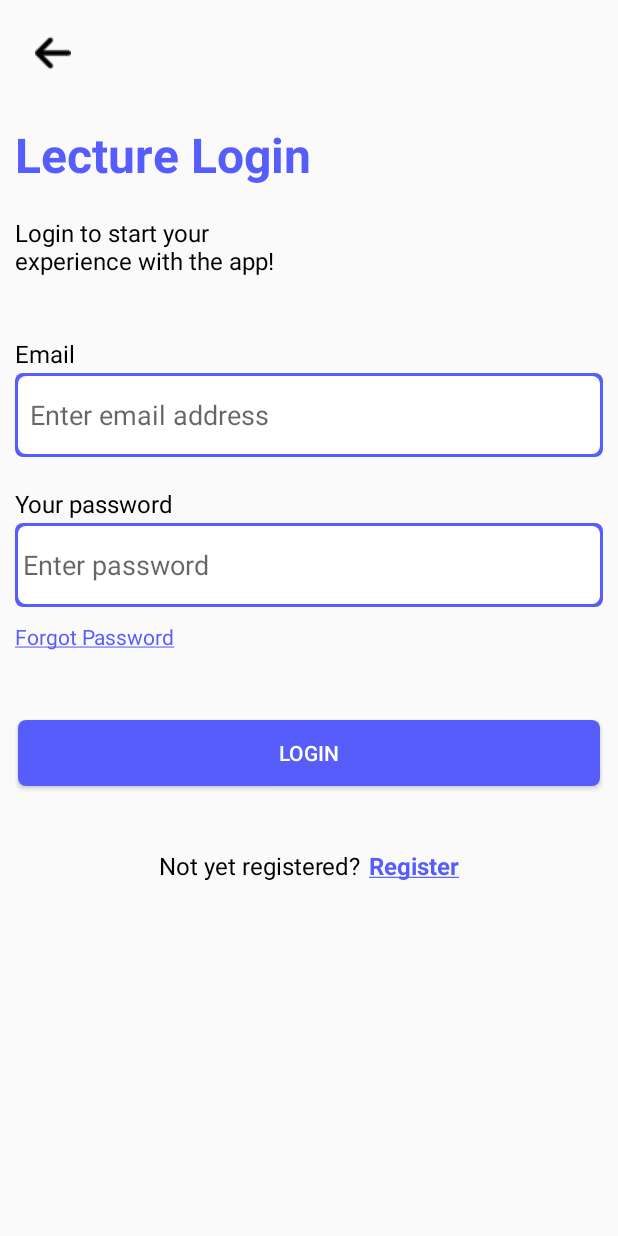
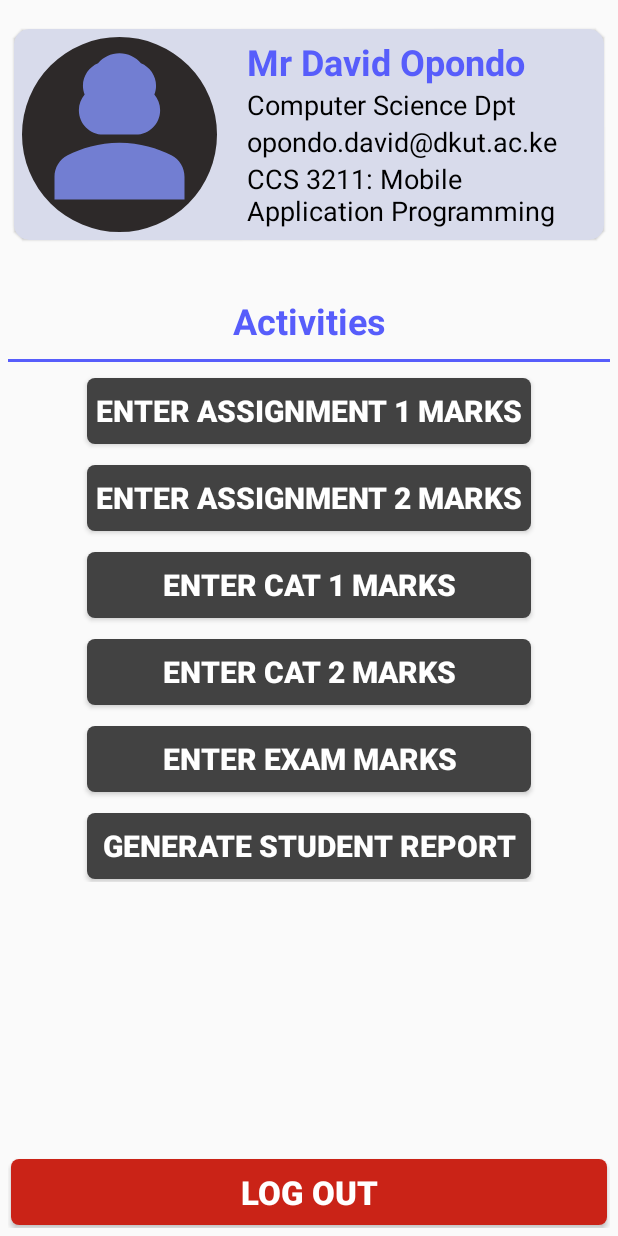
Before and after one commit to SimbaDevs/Mtahini, an Android app: the screen it shows after launch (LecturerLogin before the commit, LecturerLanding after it), after a tap on "CONTINUE AS LECTURER", on a phone screen of 412 x 824 dp. Run offline under Robolectric (Android 15) with nearby library versions, the phone set to English and light mode, and no system bars.

Commit message:
feat: LecturerLanding page complete

```diff
--- a/app/src/main/AndroidManifest.xml
+++ b/app/src/main/AndroidManifest.xml
@@ -12,6 +12,9 @@
         android:supportsRtl="true"
         android:theme="@style/Theme.Mtahini"
         tools:targetApi="31">
+        <activity
+            android:name=".LecturerLanding"
+            android:exported="false" />
         <activity
             android:name=".RegisterCourse"
             android:exported="false" />
--- /dev/null
+++ b/app/src/main/java/com/symon/mtahini/LecturerLanding.java
@@ -0,0 +1,14 @@
+package com.symon.mtahini;
+
+import androidx.appcompat.app.AppCompatActivity;
+
+import android.os.Bundle;
+
+public class LecturerLanding extends AppCompatActivity {
+
+    @Override
+    protected void onCreate(Bundle savedInstanceState) {
+        super.onCreate(savedInstanceState);
+        setContentView(R.layout.activity_lecturer_landing);
+    }
+}
--- a/app/src/main/java/com/symon/mtahini/MainActivity.java
+++ b/app/src/main/java/com/symon/mtahini/MainActivity.java
@@ -32,7 +32,7 @@ public class MainActivity extends AppCompatActivity {
         );
 
         lecturerLoginButton.setOnClickListener(
-                v -> {appNavigation.moveTo(LecturerLogin.class);}
+                v -> {appNavigation.moveTo(LecturerLanding.class);}
         );
 
     }
--- a/app/src/main/java/com/symon/mtahini/StudentRegistration.java
+++ b/app/src/main/java/com/symon/mtahini/StudentRegistration.java
@@ -11,27 +11,24 @@ import android.widget.ImageButton;
 import android.widget.TextView;
 import android.widget.Toast;
 
+import com.google.android.material.textfield.TextInputEditText;
 import com.google.firebase.auth.FirebaseAuth;
 import com.google.firebase.auth.FirebaseUser;
-import com.google.firebase.database.DatabaseReference;
-import com.google.firebase.database.FirebaseDatabase;
 
 import java.util.Objects;
-import java.util.regex.Pattern;
 
 
 public class StudentRegistration extends AppCompatActivity {
 
-    EditText name_input, email_input,reg_number_input, password_input, confirm_password_input;
+    EditText name_input, email_input,reg_number_input;
+    TextInputEditText password_input, confirm_password_input;
+    Navigation appNavigation = new Navigation(this,StudentRegistration.this);
     ImageButton imageButton;
     Button register_button;
     TextView loginTextView;
-    Navigation appNavigation;
     String name, email, regNumber, password, confirm_password;
-    String regexPattern = "^(?=.*?[A-Z])(?=.*?[a-z])(?=.*?[0-9])(?=.*?[#?!@$%^&*-]).{8,}$";
+//    String regexPattern = "^(?=.*?[A-Z])(?=.*?[a-z])(?=.*?[0-9])(?=.*?[#?!@$%^&*-]).{8,}$";
 
-    FirebaseDatabase database;
-    DatabaseReference reference;
     protected FirebaseAuth mAuth;
 
     @Override
@@ -46,9 +43,9 @@ public class StudentRegistration extends AppCompatActivity {
 
     @Override
     protected void onCreate(Bundle savedInstanceState) {
+
         super.onCreate(savedInstanceState);
         setContentView(R.layout.activity_student_registration);
-        appNavigation = new Navigation(this,StudentRegistration.this);
 
         mAuth = FirebaseAuth.getInstance();
 
@@ -81,7 +78,7 @@ public class StudentRegistration extends AppCompatActivity {
                 confirm_password_input.setBackgroundResource(R.drawable.alert_bg);
             }
 
-            boolean isStrong = Pattern.matches(regexPattern, password);
+//            boolean isStrong = Pattern.matches(regexPattern, password);
 /*
             if (!(isStrong)){
                 password_input.setError("Password is not strong enough!");
@@ -95,6 +92,8 @@ public class StudentRegistration extends AppCompatActivity {
                     .addOnCompleteListener(this, task -> {
                         if (task.isSuccessful()){
                             FirebaseUser user = mAuth.getCurrentUser();
+                            assert user != null;
+                            user.getUid();
                             appNavigation.moveToHomeActivity();
 
                         } else {
--- /dev/null
+++ b/app/src/main/res/drawable/dark_card_background.xml
@@ -0,0 +1,9 @@
+<?xml version="1.0" encoding="utf-8"?>
+<layer-list xmlns:android="http://schemas.android.com/apk/res/android">
+    <item android:right="2dp" android:left="2dp" android:top="2dp" android:bottom="2dp">
+        <shape android:shape="rectangle">
+            <solid android:color="@color/cardview_dark_background" /> <!-- Border color (black) -->
+            <corners android:radius="5dp" /> <!-- Border radius in dp -->
+        </shape>
+    </item>
+</layer-list>
--- /dev/null
+++ b/app/src/main/res/layout/activity_lecturer_landing.xml
@@ -0,0 +1,208 @@
+<?xml version="1.0" encoding="utf-8"?>
+<androidx.constraintlayout.widget.ConstraintLayout xmlns:android="http://schemas.android.com/apk/res/android"
+    xmlns:app="http://schemas.android.com/apk/res-auto"
+    xmlns:tools="http://schemas.android.com/tools"
+    android:layout_width="match_parent"
+    android:layout_height="match_parent"
+    android:layout_gravity="center"
+    android:layout_margin="5dp"
+    tools:context=".LecturerLanding">
+
+    <androidx.cardview.widget.CardView
+        android:id="@+id/lecturer_card"
+        android:layout_width="match_parent"
+        android:layout_height="wrap_content"
+        app:cardBackgroundColor="#D8DBEB"
+        app:cardCornerRadius="10dp"
+        app:cardElevation="1dp"
+        app:cardMaxElevation="1dp"
+        app:cardPreventCornerOverlap="true"
+        app:cardUseCompatPadding="true"
+        app:layout_constraintBottom_toTopOf="@id/activity_text"
+        app:layout_constraintEnd_toEndOf="parent"
+        app:layout_constraintHorizontal_bias="0.0"
+        app:layout_constraintStart_toStartOf="parent"
+        app:layout_constraintTop_toTopOf="parent">
+
+        <LinearLayout
+            android:layout_width="match_parent"
+            android:layout_height="match_parent"
+            android:layout_margin="5dp"
+            android:orientation="horizontal">
+
+            <com.google.android.material.imageview.ShapeableImageView
+                android:layout_width="130dp"
+                android:layout_height="130dp"
+                android:background="#2D2929"
+                android:src="@drawable/baseline_person_3_24"
+                app:shapeAppearanceOverlay="@style/circular" />
+
+            <View
+                android:layout_width="20dp"
+                android:layout_height="match_parent" />
+
+            <LinearLayout
+                android:layout_width="wrap_content"
+                android:layout_height="match_parent"
+                android:orientation="vertical">
+
+                <TextView
+                    android:id="@+id/lecturer_name"
+                    android:layout_width="wrap_content"
+                    android:layout_height="wrap_content"
+                    android:text="@string/dummy_lec_name"
+                    android:textColor="@color/light_blue"
+                    android:textSize="24sp"
+                    android:textStyle="bold" />
+
+                <TextView
+                    android:layout_width="wrap_content"
+                    android:layout_height="wrap_content"
+                    android:text="@string/dummy_dept"
+                    android:textColor="@color/black"
+                    android:textSize="18sp"
+                    android:textStyle="normal" />
+
+                <TextView
+                    android:id="@+id/lec_email"
+                    android:layout_width="wrap_content"
+                    android:layout_height="wrap_content"
+                    android:text="@string/dummy_lec_email"
+                    android:textColor="@color/black"
+                    android:textSize="18sp" />
+
+                <TextView
+                    android:layout_width="wrap_content"
+                    android:layout_height="wrap_content"
+                    android:text="@string/dummy_lec_unit"
+                    android:textColor="@color/black"
+                    android:textSize="18sp" />
+            </LinearLayout>
+        </LinearLayout>
+    </androidx.cardview.widget.CardView>
+
+    <TextView
+        android:id="@+id/activity_text"
+        android:layout_width="match_parent"
+        android:layout_height="wrap_content"
+        android:layout_marginTop="24dp"
+        android:gravity="center"
+        android:text="@string/activity"
+        android:textStyle="bold"
+        android:textColor="@color/light_blue"
+        android:textSize="24sp"
+        app:layout_constraintEnd_toEndOf="parent"
+        app:layout_constraintHorizontal_bias="0.0"
+        app:layout_constraintStart_toStartOf="parent"
+        app:layout_constraintBottom_toTopOf="@+id/line"
+        app:layout_constraintTop_toBottomOf="@id/lecturer_card" />
+    <View
+        android:id="@+id/line"
+        android:layout_width="match_parent"
+        android:layout_height="2dp"
+        android:background="@color/light_blue"
+        app:layout_constraintTop_toBottomOf="@id/activity_text"
+        app:layout_constraintStart_toStartOf="parent"
+        app:layout_constraintEnd_toEndOf="parent"
+        app:layout_constraintBottom_toTopOf="@id/activity_buttons"
+        />
+    <LinearLayout
+        android:id="@+id/activity_buttons"
+        android:layout_width="match_parent"
+        android:layout_height="wrap_content"
+        android:layout_marginTop="20dp"
+        android:gravity="center"
+        android:orientation="vertical"
+        app:layout_constraintBottom_toTopOf="@+id/linearLayout"
+        app:layout_constraintEnd_toEndOf="parent"
+        app:layout_constraintHorizontal_bias="1.0"
+        app:layout_constraintStart_toStartOf="parent"
+        app:layout_constraintTop_toBottomOf="@id/activity_text"
+        app:layout_constraintVertical_bias="0.0">
+        <Button
+            android:id="@+id/lec_assignment_1_button"
+            android:layout_width="300dp"
+            android:layout_height="wrap_content"
+            android:background="@drawable/dark_card_background"
+            android:text="@string/enter_assign_1_marks"
+            android:textColor="@color/white"
+            android:textSize="20sp"
+            android:textStyle="bold" />
+        <Button
+            android:id="@+id/lec_assignment_2_button"
+            android:layout_width="300dp"
+            android:layout_height="wrap_content"
+            android:layout_marginTop="10dp"
+            android:background="@drawable/dark_card_background"
+            android:text="@string/enter_assign_2_marks"
+            android:textColor="@color/white"
+            android:textSize="20sp"
+            android:textStyle="bold" />
+
+        <Button
+            android:id="@+id/lec_cat_1_button"
+            android:layout_width="300dp"
+            android:layout_height="wrap_content"
+            android:layout_marginTop="10dp"
+            android:background="@drawable/dark_card_background"
+            android:text="@string/enter_cat_1_marks"
+            android:textColor="@color/white"
+            android:textSize="20sp"
+            android:textStyle="bold" />
+
+        <Button
+            android:id="@+id/lec_cat_2_button"
+            android:layout_width="300dp"
+            android:layout_height="wrap_content"
+            android:layout_marginTop="10dp"
+            android:background="@drawable/dark_card_background"
+            android:text="@string/enter_cat_2_marks"
+            android:textColor="@color/white"
+            android:textSize="20sp"
+            android:textStyle="bold" />
+
+        <Button
+            android:id="@+id/lec_exam_button"
+            android:layout_width="300dp"
+            android:layout_height="wrap_content"
+            android:layout_marginTop="10dp"
+            android:background="@drawable/dark_card_background"
+            android:text="@string/enter_exam_marks"
+            android:textColor="@color/white"
+            android:textSize="20sp"
+            android:textStyle="bold" />
+
+        <Button
+            android:id="@+id/lec_report_button"
+            android:layout_width="300dp"
+            android:layout_height="wrap_content"
+            android:layout_marginTop="10dp"
+            android:background="@drawable/dark_card_background"
+            android:text="@string/generate__std_report"
+            android:textColor="@color/white"
+            android:textSize="20sp"
+            android:textStyle="bold" />
+    </LinearLayout>
+
+    <LinearLayout
+        android:id="@+id/linearLayout"
+        android:layout_width="match_parent"
+        android:layout_height="wrap_content"
+        app:layout_constraintBottom_toBottomOf="parent"
+        app:layout_constraintEnd_toEndOf="parent"
+        app:layout_constraintStart_toStartOf="parent">
+
+        <Button
+            android:id="@+id/log_out_button"
+            android:layout_width="0dp"
+            android:layout_height="wrap_content"
+            android:layout_weight="1"
+            android:background="@drawable/red_bg_button"
+            android:text="Log out"
+            android:textColor="@color/white"
+            android:textSize="22sp"
+            android:textStyle="bold" />
+
+    </LinearLayout>
+
+</androidx.constraintlayout.widget.ConstraintLayout>
--- a/app/src/main/res/layout/activity_student_home_page.xml
+++ b/app/src/main/res/layout/activity_student_home_page.xml
@@ -568,22 +568,38 @@
 
         </ScrollView>
     </androidx.constraintlayout.widget.ConstraintLayout>
-
-    <Button
-        android:id="@+id/register_new_courses"
-        android:layout_width="wrap_content"
+    <LinearLayout
+        android:layout_width="match_parent"
         android:layout_height="wrap_content"
-        android:background="@drawable/blue_background_button"
-        android:text="@string/register_new_course"
-        android:paddingStart="10dp"
-        android:paddingEnd="10dp"
-        android:textColor="@color/white"
-        android:textSize="24sp"
-        android:textStyle="bold"
         app:layout_constraintBottom_toBottomOf="parent"
         app:layout_constraintEnd_toEndOf="parent"
         app:layout_constraintStart_toStartOf="parent"
-        app:layout_constraintTop_toBottomOf="@+id/constraintLayout"
-        app:layout_constraintVertical_bias="0.777" />
+        app:layout_constraintVertical_bias="0.777"
+        app:layout_constraintTop_toBottomOf="@+id/constraintLayout">
+        <Button
+            android:layout_width="0dp"
+            android:layout_height="wrap_content"
+            android:layout_weight="1"
+            android:text="Log out"
+            android:textColor="@color/white"
+            android:textStyle="bold"
+            android:textSize="24sp"
+            android:background="@drawable/red_bg_button"/>
+        <Button
+            android:id="@+id/register_new_courses"
+            android:layout_width="0dp"
+            android:layout_height="wrap_content"
+            android:layout_weight="1"
+            android:background="@drawable/blue_background_button"
+            android:text="@string/register_new_course"
+            android:paddingStart="10dp"
+            android:paddingEnd="10dp"
+            android:textColor="@color/white"
+            android:textSize="24sp"
+            android:textStyle="bold" />
+    </LinearLayout>
+
+
+
 
 </androidx.constraintlayout.widget.ConstraintLayout>
--- a/app/src/main/res/layout/activity_student_registration.xml
+++ b/app/src/main/res/layout/activity_student_registration.xml
@@ -2,7 +2,7 @@
 <LinearLayout xmlns:android="http://schemas.android.com/apk/res/android"
     xmlns:app="http://schemas.android.com/apk/res-auto"
     xmlns:tools="http://schemas.android.com/tools"
-    android:layout_width="350dp"
+    android:layout_width="match_parent"
     android:layout_height="match_parent"
     android:orientation="vertical"
     android:layout_margin="5dp"
@@ -94,20 +94,22 @@
         android:textSize="16sp"
         android:textColor="@color/black"/>
     <com.google.android.material.textfield.TextInputLayout
-        android:id="@+id/password_edit_text"
         android:layout_width="match_parent"
         android:layout_height="70dp"
         app:passwordToggleEnabled="true"
         tools:ignore="RtlSymmetry">
+
         <com.google.android.material.textfield.TextInputEditText
+            android:id="@+id/password_edit_text"
             android:layout_width="match_parent"
             android:layout_height="56dp"
+            android:layout_marginTop="2dp"
+            android:autofillHints="password"
+            android:background="@drawable/input_border"
             android:hint="@string/enter_password"
-            android:layout_marginTop="2dp"
+            android:inputType="textPassword"
             android:paddingStart="5dp"
-            android:background="@drawable/input_border"
-            android:inputType="textPassword"
-            android:autofillHints="password"/>
+            tools:ignore="DuplicateSpeakableTextCheck" />
 
     </com.google.android.material.textfield.TextInputLayout>
     <TextView
@@ -118,12 +120,12 @@
         android:textSize="16sp"
         android:textColor="@color/black"/>
     <com.google.android.material.textfield.TextInputLayout
-        android:id="@+id/confirm_password_edit_text"
         android:layout_width="match_parent"
         android:layout_height="70dp"
         app:passwordToggleEnabled="true"
         tools:ignore="RtlSymmetry">
         <com.google.android.material.textfield.TextInputEditText
+            android:id="@+id/confirm_password_edit_text"
             android:layout_width="match_parent"
             android:layout_height="56dp"
             android:hint="@string/enter_password"
--- a/app/src/main/res/values/colors.xml
+++ b/app/src/main/res/values/colors.xml
@@ -4,4 +4,5 @@
     <color name="white">#FFFFFFFF</color>
     <color name="light_blue">#575DFB</color>
     <color name="green">#31D638</color>
+    <color name="car_btn_color">#222929</color>
 </resources>
--- a/app/src/main/res/values/strings.xml
+++ b/app/src/main/res/values/strings.xml
@@ -36,7 +36,7 @@
     <string name="student_accounts">View student accounts</string>
     <string name="enter_Reg">Enter Registration Number</string>
     <string name="reg_number">Registration number</string>
-    <string name="dummy_email">doe.john21@dkut.ac.ke</string>
+    <string name="dummy_email">doe.john21@students.dkut.ac.ke</string>
     <string name="dummy_registration">C026–01–1234/2021</string>
     <string name="dummy_course">Bsc Computer Science</string>
     <string name="dummy_number">10</string>
@@ -44,7 +44,7 @@
     <string name="dummy_cardview_course">CCS 3211: Mobile Application Programming</string>
     <string name="dummy_teacher_name">Mr Opondo</string>
     <string name="dummy_student_name">Student Name</string>
-    <string name="register_new_course">Register New Course</string>
+    <string name="register_new_course">New Course</string>
     <string name="registered_courses">Registered Courses</string>
     <string name="mobile_application_programming">Mobile Application Programming</string>
     <string name="save">save</string>
@@ -68,4 +68,16 @@
     <string name="research_save_toggle_switch_description">Research Methodology toggle switch</string>
     <string name="compiler_save_toggle_switch_description">Compiler Construction toggle switch</string>
     <string name="cancel">Cancel</string>
+    <string name="dummy_lec_name">Mr David Opondo</string>
+    <string name="dummy_dept">Computer Science Dpt</string>
+    <string name="dummy_lec_email">opondo.david@dkut.ac.ke</string>
+    <string name="lec_unit">Unit:</string>
+    <string name="dummy_lec_unit">CCS 3211: Mobile Application Programming</string>
+    <string name="enter_cat_1_marks">Enter CAT 1 Marks</string>
+    <string name="enter_cat_2_marks">Enter CAT 2 Marks</string>
+    <string name="enter_exam_marks">Enter exam Marks</string>
+    <string name="generate__std_report">Generate student report</string>
+    <string name="enter_assign_1_marks">Enter assignment 1 Marks</string>
+    <string name="enter_assign_2_marks">Enter assignment 2 Marks</string>
+    <string name="activity">Activities</string>
 </resources>
```
